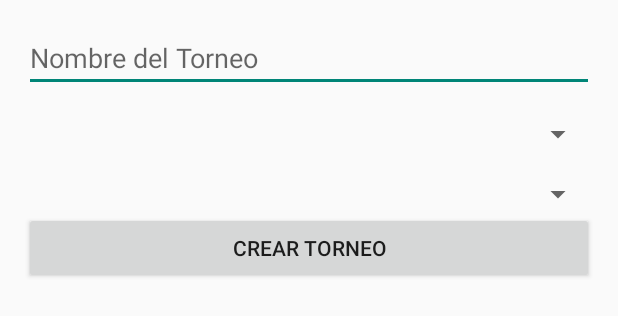
After one commit to XianMaceira/TourneyPlayPal, an Android app built with Jetpack Compose: the layout create_tournament_dialog.xml on its own in the app's theme, with its tools: preview values and no code run, on a phone screen of 412 x 824 dp. The commit adds this screen. Shown: the top 316 px of the screen. Run offline under Robolectric (Android 15) with nearby library versions, the phone set to English and light mode, and no system bars; Roboto replaces fonts that are not available here.

Commit message:
Version 0.4.0 Añadida funcionalidad para crear torneos Añadida lógica para añadir los torneos a la base de datos

```diff
--- a/app/build.gradle.kts
+++ b/app/build.gradle.kts
@@ -59,6 +59,7 @@ dependencies {
     implementation(platform("com.google.firebase:firebase-bom:32.8.0"))
     implementation("com.google.firebase:firebase-analytics")
     implementation("com.google.firebase:firebase-auth")
+    implementation("com.google.firebase:firebase-database-ktx:21.0.0")
     implementation("androidx.compose.ui:ui")
     implementation("androidx.compose.ui:ui-graphics")
     implementation("androidx.compose.ui:ui-tooling-preview")
--- a/app/src/main/res/layout/activity_mytournaments.xml
+++ b/app/src/main/res/layout/activity_mytournaments.xml
@@ -75,7 +75,7 @@
         app:layout_constraintTop_toBottomOf="@+id/scrollView3" />
 
     <com.google.android.material.floatingactionbutton.FloatingActionButton
-        android:id="@+id/floatingActionButton"
+        android:id="@+id/createTournamentFloatingActionButton"
         android:layout_width="wrap_content"
         android:layout_height="wrap_content"
         android:layout_marginBottom="40dp"
--- /dev/null
+++ b/app/src/main/res/layout/create_tournament_dialog.xml
@@ -0,0 +1,32 @@
+<?xml version="1.0" encoding="utf-8"?>
+<LinearLayout xmlns:android="http://schemas.android.com/apk/res/android"
+    android:layout_width="match_parent"
+    android:layout_height="wrap_content"
+    android:orientation="vertical"
+    android:padding="16dp">
+
+    <EditText
+        android:id="@+id/editTextTournamentName"
+        android:layout_width="match_parent"
+        android:layout_height="wrap_content"
+        android:hint="Nombre del Torneo" />
+
+    <Spinner
+        android:id="@+id/spinnerPlayerCount"
+        android:layout_width="match_parent"
+        android:layout_height="wrap_content"
+        android:layout_marginTop="16dp"/>
+
+    <Spinner
+        android:id="@+id/spinnerGame"
+        android:layout_width="match_parent"
+        android:layout_height="wrap_content"
+        android:layout_marginTop="16dp"/>
+
+    <Button
+        android:id="@+id/buttonCreateTournament"
+        android:layout_width="match_parent"
+        android:layout_height="wrap_content"
+        android:text="Crear Torneo" />
+
+</LinearLayout>
```
Also changed, not shown: app/src/main/java/com/example/tourneyplaypal/MytourneyActivity.kt (+78 -9 lines), app/src/main/java/com/example/tourneyplaypal/data/TournamentEntity.kt (added, +30 -0 lines), app/src/main/java/com/example/tourneyplaypal/data/TournamentManager.kt (added, +18 -0 lines), 1 other file.
